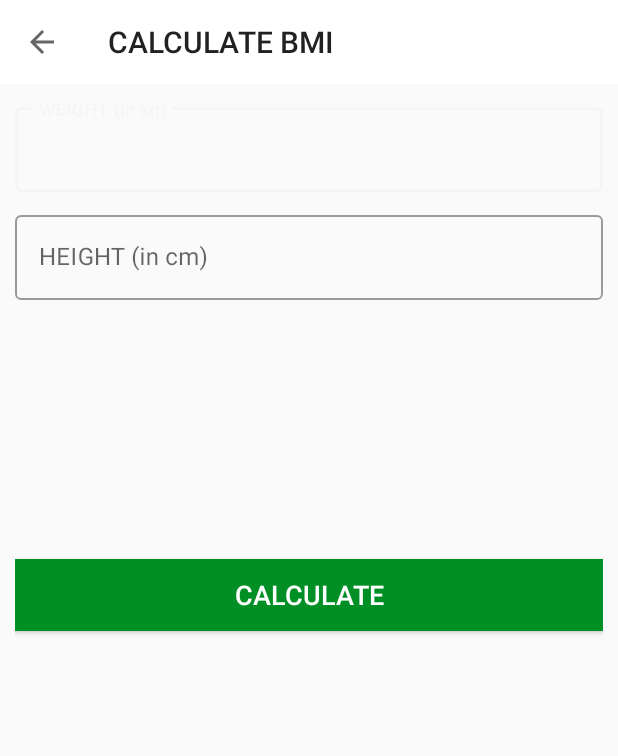
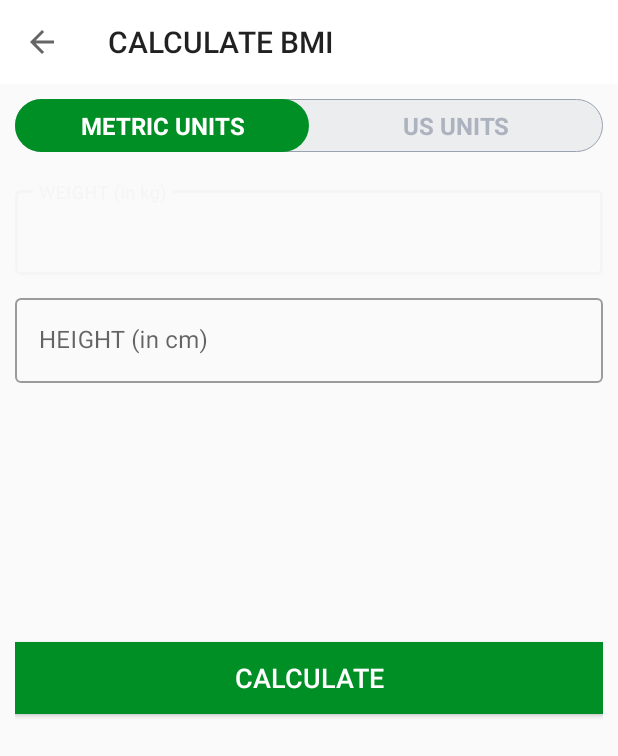
Before and after one commit to Liubomyr17/7MinutesWorkout, an Android app: the BMIActivity screen opened directly, with no data from a screen before it, on a phone screen of 412 x 824 dp. Shown: the top 756 px of the screen. Run offline under Robolectric (Android 15) with nearby library versions, the phone set to English and light mode, and no system bars.

Commit message:
Radio Buttons

```diff
--- /dev/null
+++ b/app/src/main/res/drawable-xxxhdpi/drawable_radio_group_tab_background.xml
@@ -0,0 +1,20 @@
+<?xml version="1.0" encoding="utf-8"?>
+
+<!--START-->
+<shape xmlns:android="http://schemas.android.com/apk/res/android"
+    android:shape="rectangle">
+
+    <solid android:color="#ECEDEF" />
+
+    <stroke
+        android:width="0.5dp"
+        android:color="#9AA2AF" />
+
+    <corners android:radius="30dp" />
+    <!--There parameters are used if you want to add a radius to all corners separately.-->
+    <!--android:bottomLeftRadius="30dp"
+        android:bottomRightRadius="30dp"
+        android:topLeftRadius="30dp"
+        android:topRightRadius="30dp"-->
+</shape>
+<!--END-->
--- /dev/null
+++ b/app/src/main/res/drawable-xxxhdpi/drawable_units_tab_selector.xml
@@ -0,0 +1,14 @@
+<?xml version="1.0" encoding="utf-8"?>
+<!--TODO(Step 3 : Designed a custom selector for the Selected Item of the radio button.)-->
+<!--START-->
+<selector xmlns:android="http://schemas.android.com/apk/res/android">
+    <item android:state_checked="true">
+        <shape android:shape="rectangle">
+
+            <solid android:color="@color/colorAccent" />
+
+            <corners android:radius="30dp" />
+        </shape>
+    </item>
+</selector>
+<!--END-->
--- /dev/null
+++ b/app/src/main/res/drawable-xxxhdpi/drawable_units_tab_text_color_selector.xml
@@ -0,0 +1,10 @@
+<?xml version="1.0" encoding="utf-8"?>
+<!--TODO(Step 4 : Added a selector for the text color in the radio button as per the state.)-->
+<!--START-->
+<selector xmlns:android="http://schemas.android.com/apk/res/android">
+
+    <item android:color="#FFFFFF" android:state_checked="true" />
+
+    <item android:color="#ADB3BE" android:state_checked="false" />
+</selector>
+<!--END-->
--- a/app/src/main/res/layout/activity_bmi.xml
+++ b/app/src/main/res/layout/activity_bmi.xml
@@ -12,13 +12,52 @@
         android:layout_height="?android:attr/actionBarSize"
         android:background="#FFFFFF" />
 
-    <!--TODO(Step 1 : Designing the METRIC UNIT VIEW in BMI calculator feature.)-->
+    <!--TODO(Step 1 : Adding radio selection for METRIC and US Units.)-->
     <!--START-->
+    <RadioGroup
+        android:id="@+id/rgUnits"
+        android:layout_width="match_parent"
+        android:layout_height="wrap_content"
+        android:layout_below="@id/toolbar_bmi_activity"
+        android:layout_margin="10dp"
+        android:background="@drawable/drawable_radio_group_tab_background"
+        android:orientation="horizontal">
+
+        <RadioButton
+            android:id="@+id/rbMetricUnits"
+            android:layout_width="0dp"
+            android:layout_height="35dp"
+            android:layout_weight="0.50"
+            android:background="@drawable/drawable_units_tab_selector"
+            android:button="@null"
+            android:checked="true"
+            android:gravity="center"
+            android:text="METRIC UNITS"
+            android:textColor="@drawable/drawable_units_tab_text_color_selector"
+            android:textSize="16sp"
+            android:textStyle="bold" />
+
+        <RadioButton
+            android:id="@+id/rbUsUnits"
+            android:layout_width="0dp"
+            android:layout_height="35dp"
+            android:layout_weight="0.50"
+            android:background="@drawable/drawable_units_tab_selector"
+            android:button="@null"
+            android:checked="false"
+            android:gravity="center"
+            android:text="US UNITS"
+            android:textColor="@drawable/drawable_units_tab_text_color_selector"
+            android:textSize="16sp"
+            android:textStyle="bold" />
+    </RadioGroup>
+    <!--END-->
+
     <LinearLayout
         android:id="@+id/llUnitsView"
         android:layout_width="match_parent"
         android:layout_height="match_parent"
-        android:layout_below="@id/toolbar_bmi_activity"
+        android:layout_below="@id/rgUnits"
         android:orientation="vertical"
         android:padding="10dp">
 
@@ -41,8 +80,8 @@
             android:id="@+id/tilMetricUnitHeight"
             style="@style/Widget.MaterialComponents.TextInputLayout.OutlinedBox"
             android:layout_width="match_parent"
-            android:layout_marginTop="10dp"
-            android:layout_height="wrap_content">
+            android:layout_height="wrap_content"
+            android:layout_marginTop="10dp">
 
             <androidx.appcompat.widget.AppCompatEditText
                 android:id="@+id/etMetricUnitHeight"
@@ -69,8 +108,9 @@
                 android:gravity="center"
                 android:text="YOUR BMI"
                 android:textAllCaps="true"
+                android:textSize="16sp"
                 android:visibility="invisible"
-                android:textSize="16sp" />
+                tools:visibility="visible"/>
 
             <TextView
                 android:id="@+id/tvBMIValue"
@@ -112,5 +152,4 @@
             android:textColor="#FFFFFF"
             android:textSize="18sp" />
     </LinearLayout>
-    <!--END-->
 </RelativeLayout>
```
Also changed, not shown: 133 other files.
